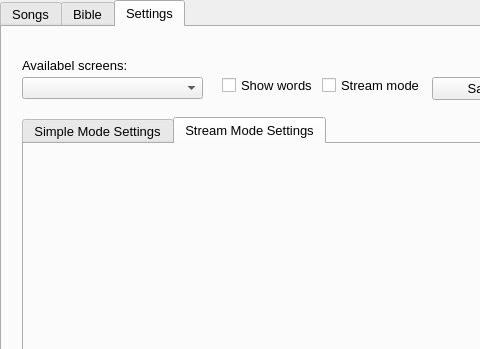
Old version of the form ss.ui in the repository 0xt1m/LyricVerse; both pictures show x 0 to 480 and y 0 to 349 of the 650 by 520 pixel window.
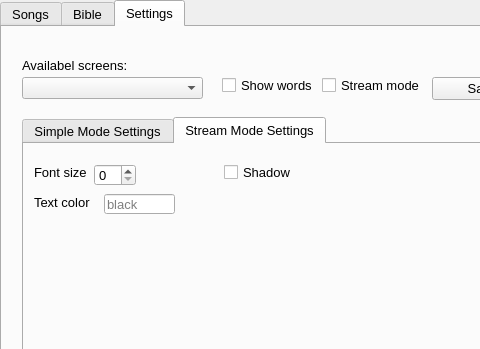
New version of the form. The open tabs and pages were chosen to show the change.

What changed in the file:
```diff
--- a/ss.ui
+++ b/ss.ui
@@ -473,46 +473,17 @@
          <string>black</string>
         </property>
        </widget>
-       <widget class="QLabel" name="label_8">
+       <widget class="QCheckBox" name="shadow_checkbox">
         <property name="geometry">
          <rect>
           <x>210</x>
-          <y>190</y>
-          <width>111</width>
-          <height>91</height>
+          <y>20</y>
+          <width>70</width>
+          <height>17</height>
          </rect>
         </property>
-        <property name="font">
-         <font>
-          <pointsize>24</pointsize>
-         </font>
-        </property>
-        <property name="acceptDrops">
-         <bool>false</bool>
-        </property>
-        <property name="autoFillBackground">
-         <bool>false</bool>
-        </property>
-        <property name="frameShape">
-         <enum>QFrame::NoFrame</enum>
-        </property>
-        <property name="frameShadow">
-         <enum>QFrame::Plain</enum>
-        </property>
         <property name="text">
-         <string>bla bla bla aldkfjlkjl</string>
-        </property>
-        <property name="textFormat">
-         <enum>Qt::AutoText</enum>
-        </property>
-        <property name="scaledContents">
-         <bool>false</bool>
-        </property>
-        <property name="wordWrap">
-         <bool>true</bool>
-        </property>
-        <property name="openExternalLinks">
-         <bool>false</bool>
+         <string>Shadow</string>
         </property>
        </widget>
       </widget>
@@ -520,6 +491,68 @@
        <attribute name="title">
         <string>Stream Mode Settings</string>
        </attribute>
+       <widget class="QSpinBox" name="font_size_input_stream">
+        <property name="geometry">
+         <rect>
+          <x>70</x>
+          <y>20</y>
+          <width>42</width>
+          <height>22</height>
+         </rect>
+        </property>
+       </widget>
+       <widget class="QLineEdit" name="text_color_input_stream">
+        <property name="geometry">
+         <rect>
+          <x>80</x>
+          <y>50</y>
+          <width>71</width>
+          <height>20</height>
+         </rect>
+        </property>
+        <property name="placeholderText">
+         <string>black</string>
+        </property>
+       </widget>
+       <widget class="QLabel" name="label_8">
+        <property name="geometry">
+         <rect>
+          <x>10</x>
+          <y>20</y>
+          <width>61</width>
+          <height>16</height>
+         </rect>
+        </property>
+        <property name="text">
+         <string>Font size</string>
+        </property>
+       </widget>
+       <widget class="QLabel" name="label_9">
+        <property name="geometry">
+         <rect>
+          <x>10</x>
+          <y>50</y>
+          <width>71</width>
+          <height>16</height>
+         </rect>
+        </property>
+        <property name="text">
+         <string>Text color</string>
+        </property>
+       </widget>
+       <widget class="QCheckBox" name="shadow_checkbox_stream">
+        <property name="geometry">
+         <rect>
+          <x>200</x>
+          <y>20</y>
+          <width>70</width>
+          <height>17</height>
+         </rect>
+        </property>
+        <property name="text">
+         <string>Shadow</string>
+        </property>
+       </widget>
       </widget>
      </widget>
     </widget>
```
Left out of the diff: 4 changed lines with no effect on the pictures.
